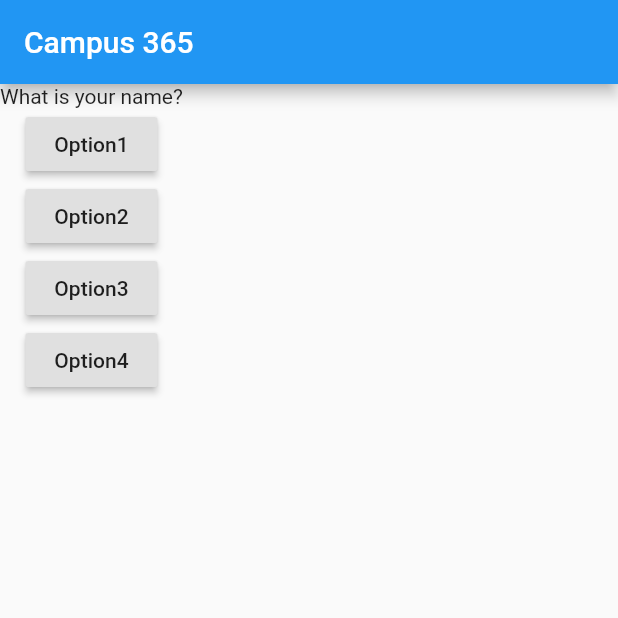
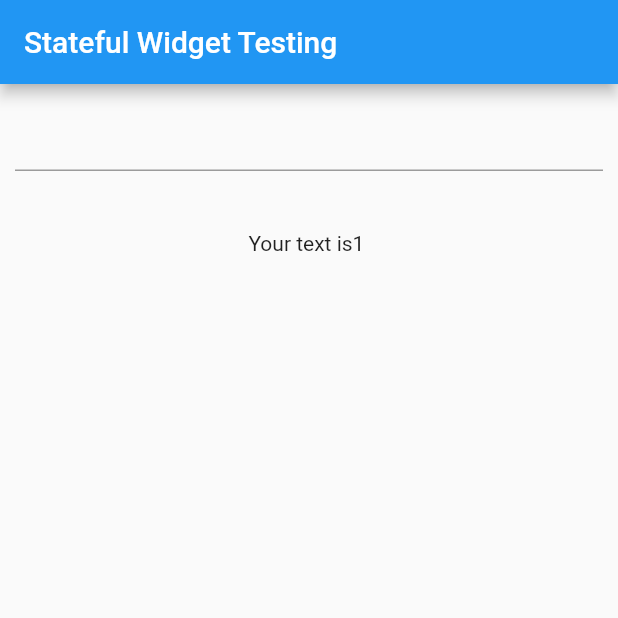
Before and after one commit to Jeetin9410/flutter, a Flutter app: the screen it shows after launch, on a phone screen of 412 x 824 dp, the top half of it. Run offline on Flutter 3.47's test engine with Material 2 defaults, Android fonts, the phone set to English and light mode, and no system bars.

Commit message:
StatefulWidget Testing

```diff
--- a/lib/main.dart
+++ b/lib/main.dart
@@ -1,6 +1,6 @@
 import 'package:flutter/material.dart';
 void main(){
-  runApp(MyApp());
+  //runApp(MyApp());
 }
 
 class MyApp extends StatefulWidget{
--- /dev/null
+++ b/lib/statefulWidget.dart
@@ -0,0 +1,54 @@
+import 'package:flutter/material.dart';
+
+void main(){
+  runApp(MyApp());
+}
+
+class MyApp extends StatefulWidget{
+  @override
+  State<StatefulWidget> createState() {
+    return _MyAppState();
+  }
+
+}
+
+class _MyAppState extends State<MyApp>{
+  String name = '';
+  @override
+  Widget build(BuildContext context) {
+
+    return MaterialApp(
+      home: Scaffold(
+        appBar: AppBar(
+          title: Text("Stateful Widget Testing"),
+        ),
+        body:
+        Column(
+          children: <Widget>[
+            Container(
+              padding: const EdgeInsets.all(10.0),
+              alignment: Alignment.center,
+             child:Column(
+               children: <Widget>[
+                 TextField(
+                   onChanged: (String string){
+                     setState(() {
+                       name = string;
+                     });
+                   },
+                 ) ,
+
+               ],
+             )
+            ),
+            Padding(
+              padding: EdgeInsets.all(30.0),
+              child: Text("Your text is1 $name"),
+            ),
+          ],
+        ),
+      ),
+    );
+  }
+
+}
```
